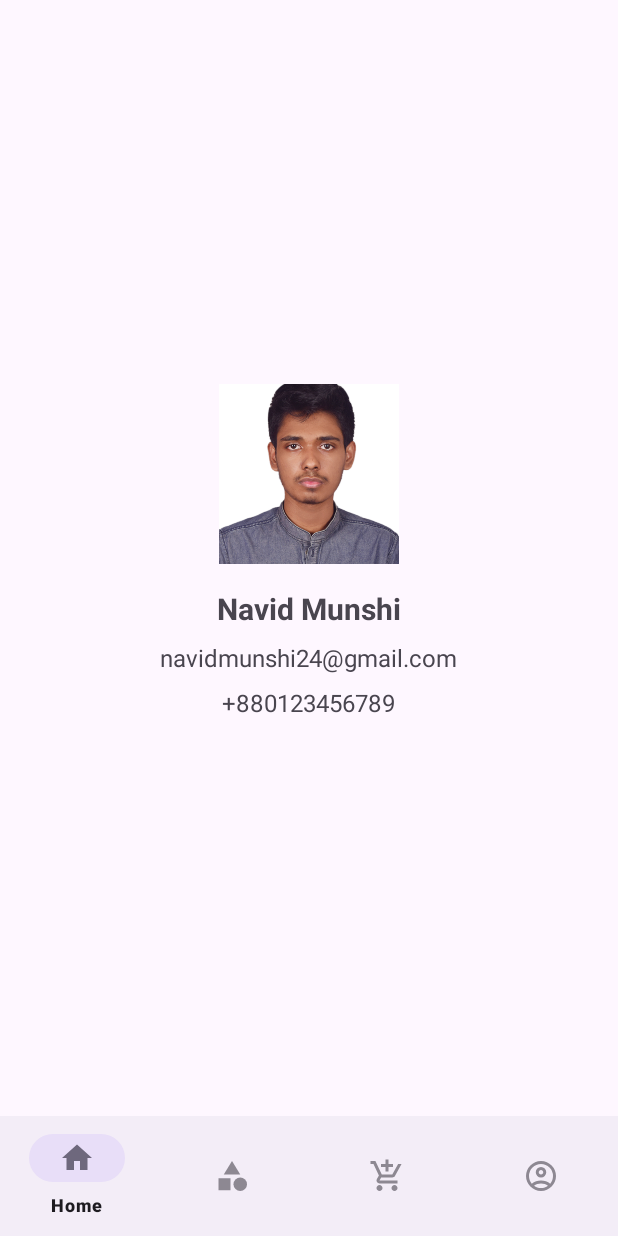
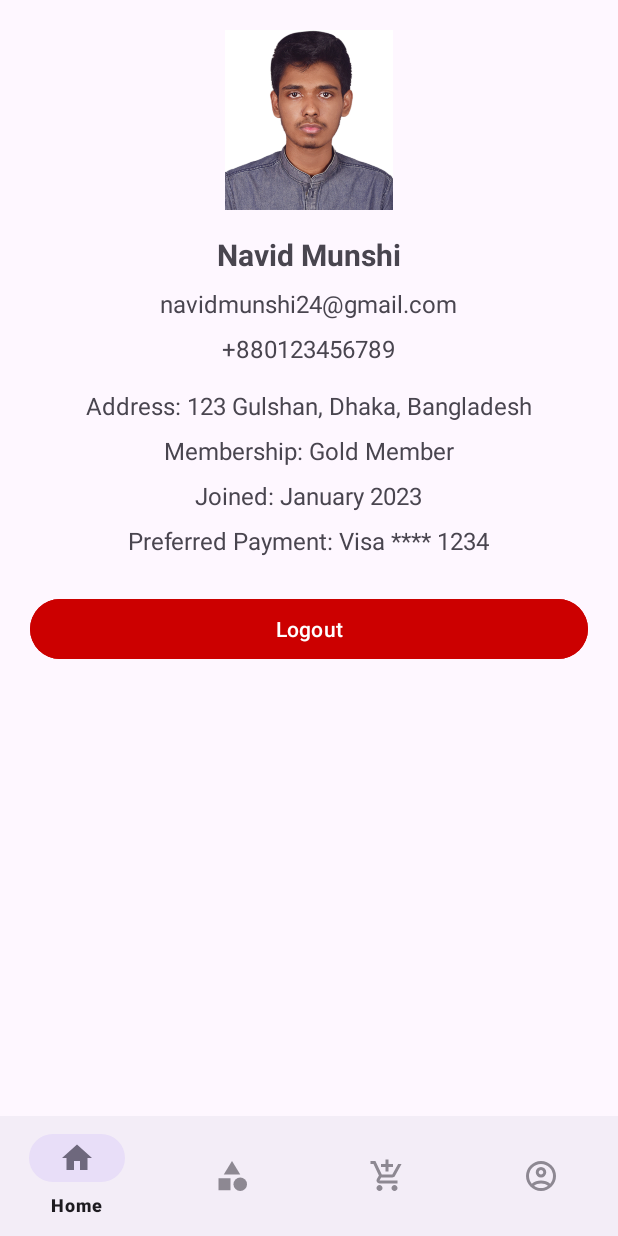
Before and after one commit to munshinavid/AndroidProjects, an Android app: the fragment ProfileFragment placed in its activity, on a phone screen of 412 x 824 dp. Run offline under Robolectric (Android 15) with nearby library versions, the phone set to English and light mode, and no system bars.

Commit message:
feat: add more dummy info into profile

```diff
--- a/ezycommerceapp/app/src/main/res/layout/activity_login.xml
+++ b/ezycommerceapp/app/src/main/res/layout/activity_login.xml
@@ -5,6 +5,13 @@
     android:orientation="vertical"
     android:gravity="center"
     android:padding="20dp">
+
+    <ImageView
+        android:layout_width="224dp"
+        android:layout_height="197dp"
+        android:layout_marginBottom="16dp"
+        android:src="@drawable/ic_login_logo"
+        android:layout_margin="30dp"/>
 
     <EditText
         android:id="@+id/usernameInput"
--- a/ezycommerceapp/app/src/main/res/layout/fragment_profile.xml
+++ b/ezycommerceapp/app/src/main/res/layout/fragment_profile.xml
@@ -1,10 +1,14 @@
 <?xml version="1.0" encoding="utf-8"?>
-<LinearLayout xmlns:android="http://schemas.android.com/apk/res/android"
+<ScrollView xmlns:android="http://schemas.android.com/apk/res/android"
     android:layout_width="match_parent"
     android:layout_height="match_parent"
+    android:padding="20dp">
+
+    <LinearLayout
+        android:layout_width="match_parent"
+        android:layout_height="wrap_content"
         android:orientation="vertical"
-    android:gravity="center"
-    android:padding="20dp">
+        android:gravity="center_horizontal">
 
         <!-- Profile Image -->
         <ImageView
@@ -14,9 +18,10 @@
             android:src="@drawable/ic_profile_img"
             android:contentDescription="Profile Picture"
             android:scaleType="centerCrop"
-    android:layout_marginBottom="16dp" />
+            android:layout_marginBottom="16dp"
+            android:padding="4dp"/>
 
-    <!-- Dummy Info -->
+        <!-- Basic Info -->
         <TextView
             android:id="@+id/profileName"
             android:layout_width="wrap_content"
@@ -40,6 +45,49 @@
             android:layout_height="wrap_content"
             android:text="+880123456789"
             android:textSize="16sp"
+            android:layout_marginBottom="16dp" />
+
+        <!-- More Dummy Info -->
+        <TextView
+            android:id="@+id/profileAddress"
+            android:layout_width="wrap_content"
+            android:layout_height="wrap_content"
+            android:text="Address: 123 Gulshan, Dhaka, Bangladesh"
+            android:textSize="16sp"
             android:layout_marginBottom="8dp" />
 
+        <TextView
+            android:id="@+id/profileMembership"
+            android:layout_width="wrap_content"
+            android:layout_height="wrap_content"
+            android:text="Membership: Gold Member"
+            android:textSize="16sp"
+            android:layout_marginBottom="8dp" />
+
+        <TextView
+            android:id="@+id/profileJoined"
+            android:layout_width="wrap_content"
+            android:layout_height="wrap_content"
+            android:text="Joined: January 2023"
+            android:textSize="16sp"
+            android:layout_marginBottom="8dp" />
+
+        <TextView
+            android:id="@+id/profilePayment"
+            android:layout_width="wrap_content"
+            android:layout_height="wrap_content"
+            android:text="Preferred Payment: Visa **** 1234"
+            android:textSize="16sp"
+            android:layout_marginBottom="24dp" />
+
+        <!-- Logout Button -->
+        <Button
+            android:id="@+id/logoutButton"
+            android:layout_width="match_parent"
+            android:layout_height="wrap_content"
+            android:text="Logout"
+            android:backgroundTint="@android:color/holo_red_dark"
+            android:textColor="@android:color/white"
+            android:padding="10dp"/>
     </LinearLayout>
+</ScrollView>
```
Also changed, not shown: ezycommerceapp/app/src/main/res/drawable/ic_login_logo.jpg (added). Lines whose indentation alone changed are shown as unchanged.
